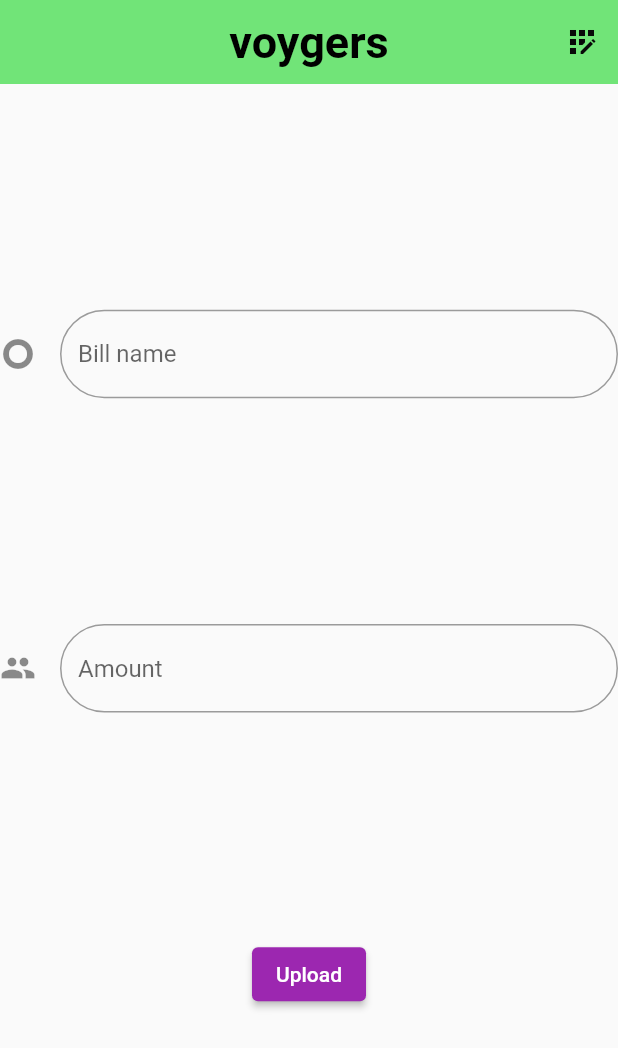
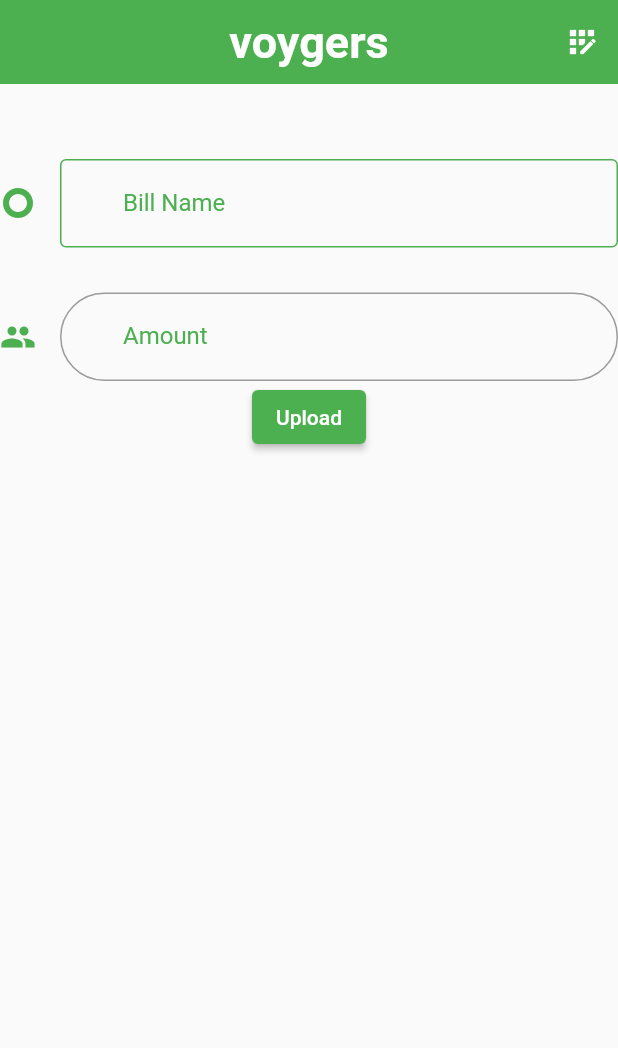
Before and after one commit to almotaz-alaidy/voygers, a Flutter app: the Bills screen opened directly, on a phone screen of 412 x 824 dp. Shown: the top 1048 px of the screen. Run offline on Flutter 3.47's test engine with Material 2 defaults, Android fonts, the phone set to English and light mode, and no system bars; our stand-ins replace animated_splash_screen, cloud_firestore, convex_bottom_bar, firebase_auth, firebase_core, image_picker and 2 more; accounts and stored records are empty.

Commit message:
semi final design

```diff
--- a/lib/compononet/customtextfeild.dart
+++ b/lib/compononet/customtextfeild.dart
@@ -14,6 +14,9 @@ class Textfeild extends StatelessWidget {
         controller: controller,
         decoration: InputDecoration(
           enabledBorder: OutlineInputBorder(
+            borderSide: BorderSide(color: Colors.green),
+          ),
+          focusedBorder: OutlineInputBorder(
             borderSide: BorderSide(color: Colors.green),
           ),
           border: OutlineInputBorder(
--- a/lib/screens/Bills.dart
+++ b/lib/screens/Bills.dart
@@ -19,16 +19,16 @@ class _BillsState extends State<Bills> {
         title: Text(
           "voygers",
           style: TextStyle(
-              fontSize: 30, fontWeight: FontWeight.bold, color: Colors.black),
+              fontSize: 30, fontWeight: FontWeight.bold, color: Colors.white),
         ),
         elevation: 0,
-        backgroundColor: Color.fromARGB(144, 7, 211, 20),
+        backgroundColor: Colors.green,
         actions: <Widget>[
           IconButton(
             onPressed: () => Navigator.pop(context, "trip_page"),
             icon: Icon(
               Icons.app_registration,
-              color: Color.fromARGB(255, 9, 9, 9),
+              color: Colors.white,
             ),
           )
         ],
@@ -36,25 +36,59 @@ class _BillsState extends State<Bills> {
       body: Container(
         width: 600,
         child: Column(
-          mainAxisAlignment: MainAxisAlignment.spaceEvenly,
           children: [
+            SizedBox(
+              height: 50,
+            ),
             TextField(
               controller: bill_name,
               decoration: InputDecoration(
-                  hintText: 'Bill name',
-                  icon: Icon(Icons.trip_origin_rounded),
-                  border: OutlineInputBorder(
-                      borderRadius: BorderRadius.circular(50)),
-                  fillColor: Colors.white),
+                focusedBorder: OutlineInputBorder(
+                  borderSide: BorderSide(color: Colors.green),
+                ),
+                enabledBorder: OutlineInputBorder(
+                  borderSide: BorderSide(color: Colors.green),
+                ),
+                icon: Icon(
+                  Icons.trip_origin_rounded,
+                  color: Colors.green,
+                ),
+                border:
+                    OutlineInputBorder(borderRadius: BorderRadius.circular(50)),
+                fillColor: Colors.white,
+                label: Padding(
+                  padding: EdgeInsets.only(left: 30),
+                  child: Text(
+                    "Bill Name",
+                    style: TextStyle(color: Colors.green),
+                  ),
+                ),
+              ),
+            ),
+            SizedBox(
+              height: 30,
             ),
             TextField(
               controller: amount,
               decoration: InputDecoration(
-                  hintText: 'Amount',
-                  icon: Icon(Icons.people),
-                  border: OutlineInputBorder(
-                      borderRadius: BorderRadius.circular(50)),
-                  fillColor: Colors.white),
+                focusedBorder: OutlineInputBorder(
+                  borderSide: BorderSide(color: Colors.green),
+                ),
+                icon: Icon(
+                  Icons.people,
+                  color: Colors.green,
+                ),
+                border:
+                    OutlineInputBorder(borderRadius: BorderRadius.circular(50)),
+                fillColor: Colors.white,
+                label: Padding(
+                  padding: EdgeInsets.only(left: 30),
+                  child: Text(
+                    "Amount",
+                    style: TextStyle(color: Colors.green),
+                  ),
+                ),
+              ),
               keyboardType: TextInputType.number,
             ),
             ElevatedButton(
@@ -77,7 +111,7 @@ class _BillsState extends State<Bills> {
                 }
               },
               child: Text("Upload"),
-              style: ElevatedButton.styleFrom(backgroundColor: Colors.purple),
+              style: ElevatedButton.styleFrom(backgroundColor: Colors.green),
             )
           ],
         ),
--- a/lib/screens/Main_Page.dart
+++ b/lib/screens/Main_Page.dart
@@ -14,7 +14,7 @@ class _MainPageState extends State<MainPage> {
   Widget build(BuildContext context) {
     return Scaffold(
         appBar: AppBar(
-          backgroundColor: Color.fromARGB(255, 7, 231, 7),
+          backgroundColor: Colors.green,
           title: Text(
             "Lets Go! Voyager",
             style: TextStyle(
@@ -46,7 +46,7 @@ class _MainPageState extends State<MainPage> {
                   direction: Axis.vertical,
                   children: [
                     MaterialButton(
-                      splashColor: Color.fromARGB(255, 7, 231, 7),
+                      splashColor: Colors.white,
                       color: Colors.green,
                       onPressed: () {
                         Navigator.pushNamed(context, "create_trip");
@@ -57,7 +57,7 @@ class _MainPageState extends State<MainPage> {
                       ),
                     ),
                     MaterialButton(
-                      splashColor: Color.fromARGB(255, 7, 231, 7),
+                      splashColor: Colors.white,
                       color: Colors.green,
                       onPressed: () {
                         Navigator.pushNamed(context, "join_trip");
--- a/lib/screens/TripDeatails.dart
+++ b/lib/screens/TripDeatails.dart
@@ -16,15 +16,15 @@ class _TripDetailsState extends State<TripDetails> {
         title: Text(
           "voygers",
           style: TextStyle(
-              fontSize: 30, fontWeight: FontWeight.bold, color: Colors.black),
+              fontSize: 30, fontWeight: FontWeight.bold, color: Colors.white),
         ),
-        backgroundColor: Color.fromARGB(144, 7, 211, 20),
+        backgroundColor: Colors.green,
         actions: <Widget>[
           IconButton(
             onPressed: () => Navigator.pop(context, "trip_page"),
             icon: Icon(
               Icons.app_registration,
-              color: Color.fromARGB(255, 9, 9, 9),
+              color: Colors.white,
             ),
           )
         ],
--- a/lib/screens/bottom_appbar.dart
+++ b/lib/screens/bottom_appbar.dart
@@ -29,7 +29,7 @@ class _TripPageState extends State<TripPage> {
           const TabItem(icon: Icons.people, title: 'profile'),
           const TabItem(icon: Icons.share, title: 'share')
         ],
-        backgroundColor: Color.fromARGB(144, 7, 211, 20),
+        backgroundColor: Colors.green,
         activeColor: Color.fromARGB(255, 247, 249, 247),
         initialActiveIndex: 0,
         onTap: (int i) {
--- a/lib/screens/join_Trip.dart
+++ b/lib/screens/join_Trip.dart
@@ -14,7 +14,7 @@ class _JoinTripState extends State<JoinTrip> {
   Widget build(BuildContext context) {
     return Scaffold(
       appBar: AppBar(
-        backgroundColor: Color.fromARGB(255, 7, 231, 7),
+        backgroundColor: Colors.green,
         title: Text(
           "joining the trip ",
           style: TextStyle(
@@ -37,7 +37,7 @@ class _JoinTripState extends State<JoinTrip> {
               },
               child: Text("Join"),
               style: ElevatedButton.styleFrom(
-                backgroundColor: Color.fromARGB(255, 7, 231, 7),
+                backgroundColor: Colors.green,
               ),
             )
           ],
--- a/lib/screens/mtProfile.dart
+++ b/lib/screens/mtProfile.dart
@@ -12,13 +12,11 @@ class _ProfileState extends State<Profile> {
   Widget build(BuildContext context) {
     return Scaffold(
       appBar: AppBar(
-        backgroundColor: Color.fromARGB(144, 7, 211, 20),
+        backgroundColor: Colors.green,
         title: Text(
-          "Personal Profile",
+          "Your Profile",
           style: TextStyle(
             fontWeight: FontWeight.bold,
-            // color: Colors.purple,
-            fontSize: 40,
           ),
         ),
       ),
--- a/lib/screens/structure.dart
+++ b/lib/screens/structure.dart
@@ -27,7 +27,7 @@ class _StructureScreenState extends State<StructureScreen> {
               fontSize: 30, fontWeight: FontWeight.bold, color: Colors.white),
         ),
         elevation: 0,
-        backgroundColor: Color.fromARGB(144, 7, 211, 20),
+        backgroundColor: Colors.green,
         actions: <Widget>[
           IconButton(
             onPressed: () => Navigator.pop(context, "MainPage"),
```
Also changed, not shown: lib/compononet/services.dart (+4 -4 lines), lib/screens/Participants.dart (+5 -3 lines), lib/screens/SignUp.dart (+7 -7 lines), lib/screens/UploedImage.dart (+3 -5 lines), lib/screens/login_screen.dart (+8 -7 lines), lib/screens/tripCreation.dart (+9 -11 lines).
